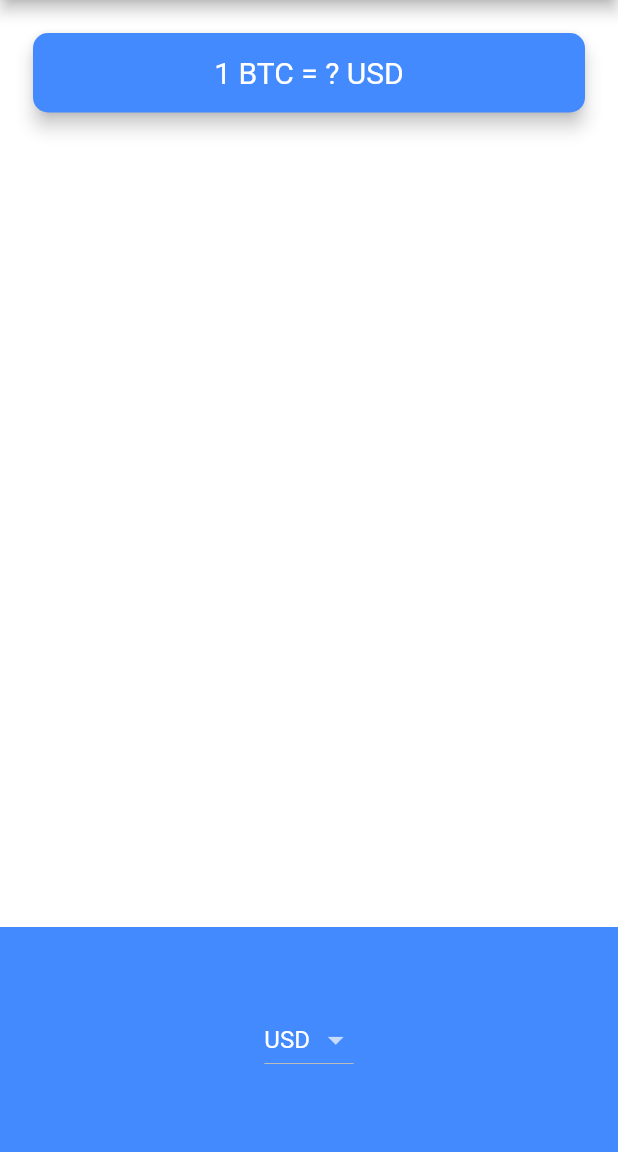
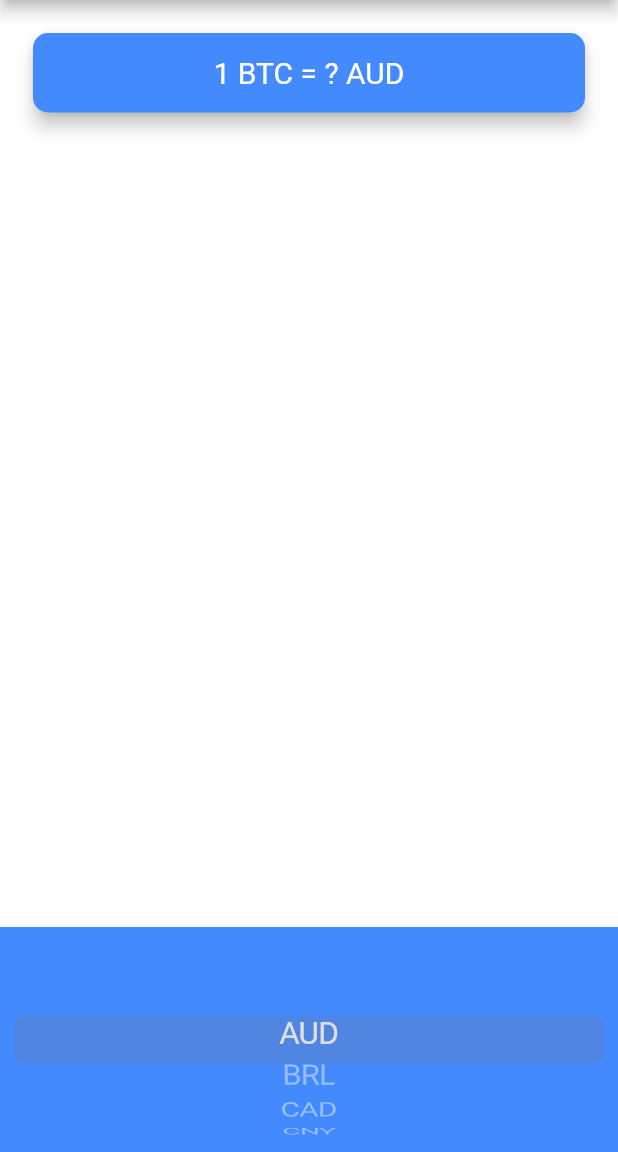
Before and after one commit to ChuguevRoman/bitcoin_ticker, a Flutter app: the screen it shows after launch, on a phone screen of 412 x 824 dp, the part 84-1236 px from its top. Run offline on Flutter 3.47's test engine with Material 2 defaults, Android fonts, the phone set to English and light mode, and no system bars.

Commit message:
In price_screen , I created the iOSCupertinoPicer method, which will display a list of currencies in IOS style.

```diff
--- a/lib/screens/price_screen.dart
+++ b/lib/screens/price_screen.dart
@@ -1,4 +1,5 @@
 import 'package:flutter/material.dart';
+import 'package:flutter/cupertino.dart';
 
 import '../coin_data.dart';
 
@@ -10,7 +11,7 @@ class PriceScreen extends StatefulWidget {
 }
 
 class _PriceScreenState extends State<PriceScreen> {
-  String? selectedValue = 'USD';
+  String? selectedCurrency = 'AUD';
 
   DropdownButton<String> androidDropdownButton() {
     List<DropdownMenuItem<String>> itemList = [];
@@ -24,12 +25,27 @@ class _PriceScreenState extends State<PriceScreen> {
     }
     return DropdownButton(
         items: itemList,
-        value: selectedValue,
+        value: selectedCurrency,
         onChanged: (value) {
           setState(() {
-            selectedValue = value;
+            selectedCurrency = value;
           });
         });
+  }
+
+  CupertinoPicker iOSCupertinoPicker() {
+    List<Text> itemList = [];
+    for (String currency in currenciesList) {
+      itemList.add(Text(currency));
+    }
+    return CupertinoPicker(
+        itemExtent: 32.0,
+        onSelectedItemChanged: (selectedIndex) {
+          setState(() {
+            selectedCurrency = currenciesList[selectedIndex];
+          });
+        },
+        children: itemList);
   }
 
   @override
@@ -52,9 +68,10 @@ class _PriceScreenState extends State<PriceScreen> {
                 borderRadius: BorderRadius.circular(10.0),
               ),
               child: Padding(
-                padding: EdgeInsets.symmetric(vertical: 15.0, horizontal: 28.0),
+                padding: const EdgeInsets.symmetric(
+                    vertical: 15.0, horizontal: 28.0),
                 child: Text(
-                  '1 BTC = ? $selectedValue',
+                  '1 BTC = ? $selectedCurrency',
                   textAlign: TextAlign.center,
                   style: const TextStyle(
                     fontSize: 20,
@@ -67,7 +84,7 @@ class _PriceScreenState extends State<PriceScreen> {
             height: 150.0,
             alignment: Alignment.center,
             color: Theme.of(context).primaryColor,
-            child: androidDropdownButton(),
+            child: iOSCupertinoPicker(),
           ),
         ],
       ),
```
